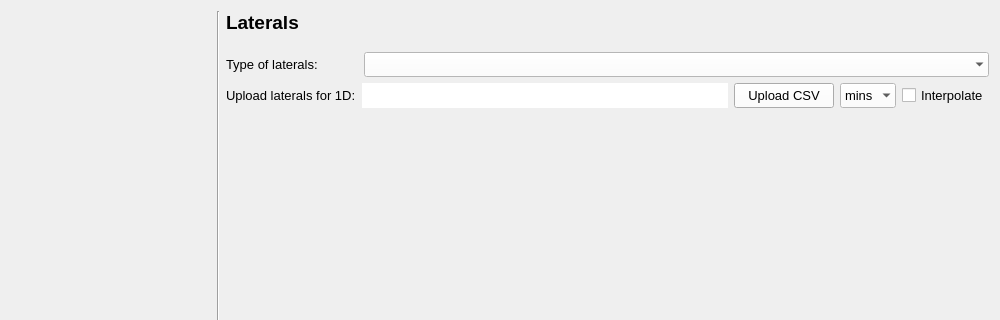
The window that threedi_models_and_simulations/ui/simulation_wizard/page_laterals.ui (nens/threedi-api-qgis-client) describes before a commit, drawn with Qt 5; both pictures show x 0 to 1000 and y 0 to 320 of the 1000 by 750 pixel window.
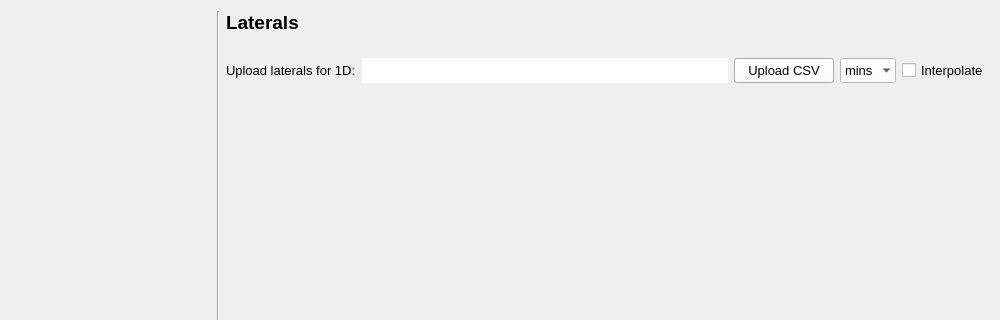
The same window after the commit.

Commit message: remove dropdown to select 1D or 2D laterals

```diff
--- a/threedi_models_and_simulations/ui/simulation_wizard/page_laterals.ui
+++ b/threedi_models_and_simulations/ui/simulation_wizard/page_laterals.ui
@@ -311,94 +311,6 @@
      </property>
     </spacer>
    </item>
-   <item row="3" column="2">
-    <layout class="QHBoxLayout" name="horizontalLayout_2">
-     <property name="bottomMargin">
-      <number>0</number>
-     </property>
-     <item>
-      <widget class="QLabel" name="label_8">
-       <property name="sizePolicy">
-        <sizepolicy hsizetype="Preferred" vsizetype="Preferred">
-         <horstretch>0</horstretch>
-         <verstretch>0</verstretch>
-        </sizepolicy>
-       </property>
-       <property name="minimumSize">
-        <size>
-         <width>0</width>
-         <height>20</height>
-        </size>
-       </property>
-       <property name="maximumSize">
-        <size>
-         <width>16777215</width>
-         <height>16777215</height>
-        </size>
-       </property>
-       <property name="font">
-        <font>
-         <family>Segoe UI</family>
-         <pointsize>10</pointsize>
-        </font>
-       </property>
-       <property name="text">
-        <string>Type of laterals:</string>
-       </property>
-      </widget>
-     </item>
-     <item>
-      <spacer name="horizontalSpacer_3">
-       <property name="orientation">
-        <enum>Qt::Horizontal</enum>
-       </property>
-       <property name="sizeType">
-        <enum>QSizePolicy::Minimum</enum>
-       </property>
-       <property name="sizeHint" stdset="0">
-        <size>
-         <width>40</width>
-         <height>20</height>
-        </size>
-       </property>
-      </spacer>
-     </item>
-     <item>
-      <widget class="QComboBox" name="cb_type">
-       <property name="sizePolicy">
-        <sizepolicy hsizetype="Expanding" vsizetype="Preferred">
-         <horstretch>0</horstretch>
-         <verstretch>0</verstretch>
-        </sizepolicy>
-       </property>
-       <property name="minimumSize">
-        <size>
-         <width>0</width>
-         <height>25</height>
-        </size>
-       </property>
-       <property name="maximumSize">
-        <size>
-         <width>16777215</width>
-         <height>16777215</height>
-        </size>
-       </property>
-       <property name="font">
-        <font>
-         <family>Segoe UI</family>
-         <pointsize>10</pointsize>
-        </font>
-       </property>
-       <property name="styleSheet">
-        <string notr="true">QComboBox {background-color:white; selection-background-color: lightgray;}</string>
-       </property>
-       <property name="frame">
-        <bool>false</bool>
-       </property>
-      </widget>
-     </item>
-    </layout>
-   </item>
    <item row="0" column="1" rowspan="9">
     <widget class="Line" name="line">
      <property name="sizePolicy">
```
The commit also changes 1 other file.
